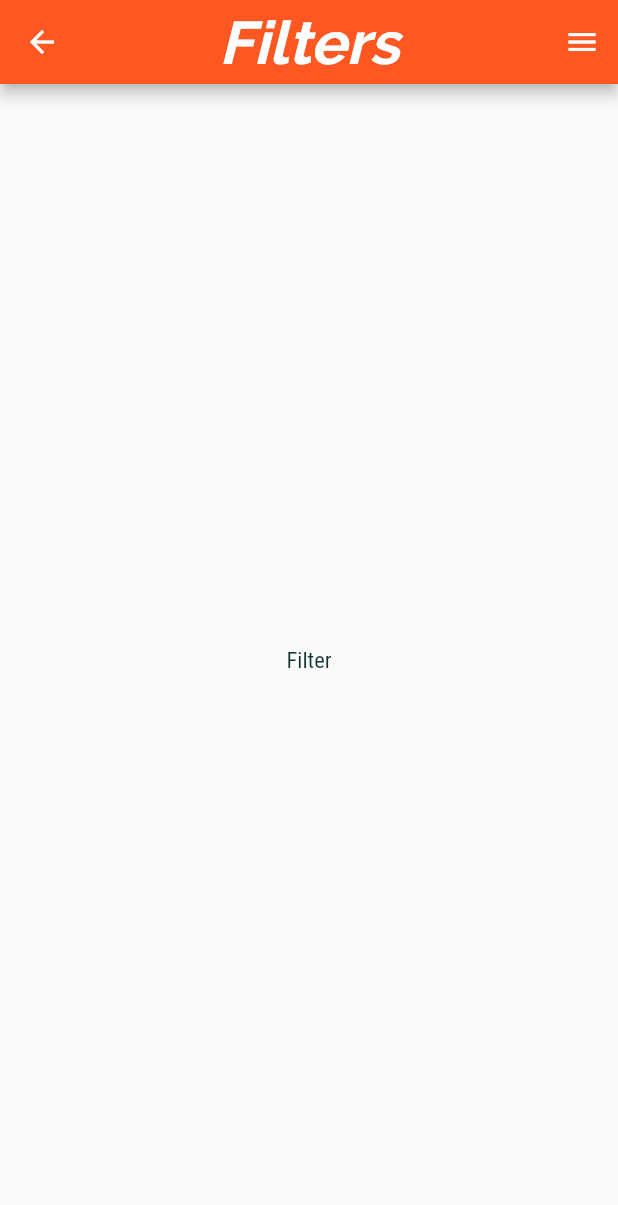
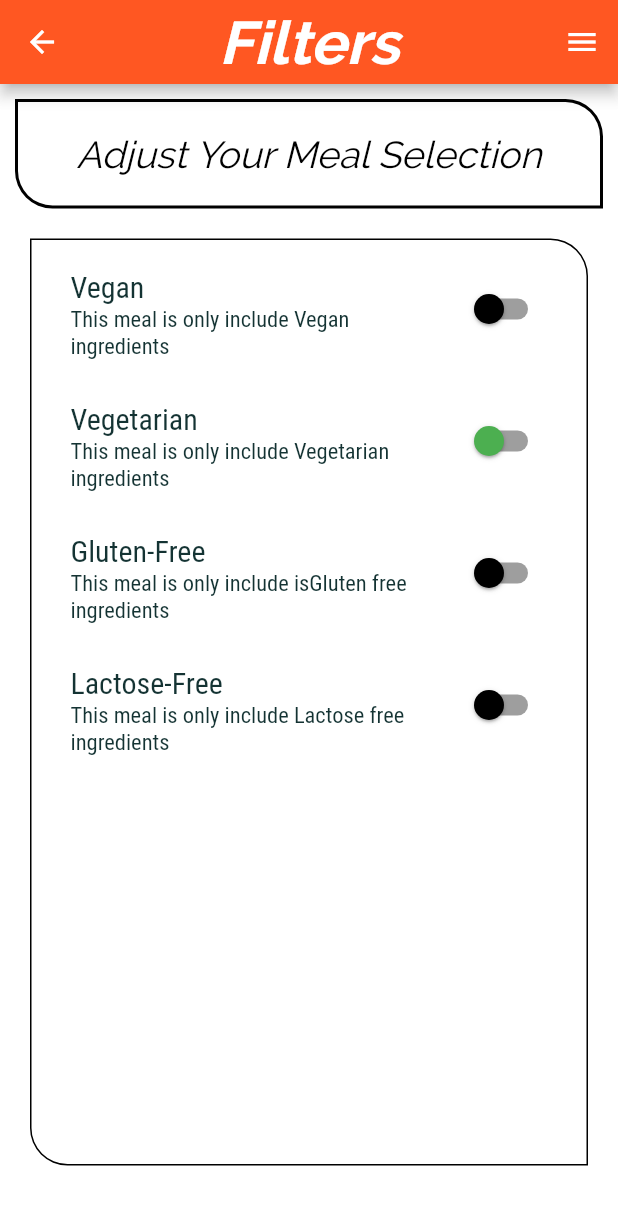
Before and after one commit to RishabhSaini619/up_003_MealsApp, a Flutter app: the FiltersScreen screen opened by its route, on a phone screen of 412 x 824 dp. Shown: the top 1205 px of the screen. Run offline on Flutter 3.47's test engine with Material 2 defaults, Android fonts, the phone set to English and light mode, and no system bars; missing offline and left inert: dart:ffi.

Commit message:
Adding Filter Switches

```diff
--- a/lib/main.dart
+++ b/lib/main.dart
@@ -70,21 +70,21 @@ class MyApp extends StatelessWidget {
             fontWeight: FontWeight.w500,
           ),
           titleSmall: TextStyle(
-            fontSize: 20,
+            fontSize: 25,
             fontFamily: 'Raleway',
             fontStyle: FontStyle.italic,
             fontWeight: FontWeight.w300,
           ),
           bodyLarge: TextStyle(
+            fontSize: 25,
+            color: Color.fromRGBO(20, 51, 51, 1),
+          ),
+          bodyMedium: TextStyle(
             fontSize: 20,
             color: Color.fromRGBO(20, 51, 51, 1),
           ),
-          bodyMedium: TextStyle(
+          bodySmall: TextStyle(
             fontSize: 15,
-            color: Color.fromRGBO(20, 51, 51, 1),
-          ),
-          bodySmall: TextStyle(
-            fontSize: 10,
             color: Color.fromRGBO(20, 51, 51, 1),
           ),
         ),
--- a/lib/screen/screen_category_meals.dart
+++ b/lib/screen/screen_category_meals.dart
@@ -17,7 +17,7 @@ class CategoryMealsScreen extends StatefulWidget {
 }
 
 class _CategoryMealsScreenState extends State<CategoryMealsScreen> {
-  String categoryMealsTitle;
+  String categoryMealTitle;
   List<Meal> displayMeals;
 
   @override
@@ -43,7 +43,8 @@ class _CategoryMealsScreenState extends State<CategoryMealsScreen> {
     return Scaffold(
       appBar: AppBar(
         title: Text(
-          "$categoryMealsTitle Dishes",
+          "Dishes",
+          // "$categoryMealTitle Dishes",
           style: Theme.of(context).textTheme.displayMedium,
         ),
         centerTitle: true,
--- a/lib/screen/screen_filter.dart
+++ b/lib/screen/screen_filter.dart
@@ -1,12 +1,52 @@
+import 'dart:ffi';
+
 import 'package:flutter/material.dart';
 import 'package:up_003_mealsapp/widgets/widget_drawer.dart';
 
-class FiltersScreen extends StatelessWidget {
+class FiltersScreen extends StatefulWidget {
   static const routeName = 'filters-screen';
 
   @override
+  State<FiltersScreen> createState() => _FiltersScreenState();
+}
+
+class _FiltersScreenState extends State<FiltersScreen> {
+  bool isGlutenFree = false;
+  bool isVegan = false;
+  bool isVegetarian = false;
+  bool isLactoseFree = false;
+
+  @override
   Widget build(BuildContext context) {
+    Widget SwitchListTileItem(
+      String SwitchListTileItemTitle,
+      String SwitchListTileItemSubtitle,
+      bool SwitchListTileItemBool,
+      Function SwitchListTileItemFunction,
+      Color activeColor,
+      Color inActiveColor,
+    ) {
+      return SwitchListTile(
+        isThreeLine: true,
+        activeColor: activeColor, //activeThumbColor
+        inactiveThumbColor: inActiveColor,
+        activeTrackColor: Colors.grey,
+        inactiveTrackColor: Colors.grey,
+        title: Text(
+          SwitchListTileItemTitle,
+          style: Theme.of(context).textTheme.bodyMedium,
+        ),
+        subtitle: Text(
+          'This meal is only include $SwitchListTileItemSubtitle ingredients',
+          style: Theme.of(context).textTheme.bodySmall,
+        ),
+        value: SwitchListTileItemBool,
+        onChanged: SwitchListTileItemFunction,
+      );
+    }
+
     return Scaffold(
+      backgroundColor: Colors.white54,
       appBar: AppBar(
         centerTitle: true,
         title: Text(
@@ -15,10 +55,98 @@ class FiltersScreen extends StatelessWidget {
         ),
       ),
       endDrawer: const MainDrawer(),
-      body: const Center(
-        child: Text(
-          'Filter',
-        ),
+      body: Column(
+        children: [
+          Container(
+            alignment: Alignment.center,
+            padding: const EdgeInsets.all(20),
+            margin: const EdgeInsets.fromLTRB(10, 10, 10, 00),
+            decoration: BoxDecoration(
+              color: Colors.white,
+              border: Border.all(color: Colors.black, width: 2),
+              shape: BoxShape.rectangle,
+              borderRadius: const BorderRadius.only(
+                topRight: Radius.circular(25),
+                bottomLeft: Radius.circular(25),
+              ),
+            ),
+            child: Text(
+              'Adjust Your Meal Selection',
+              style: Theme.of(context).textTheme.titleSmall,
+            ),
+          ),
+          Container(
+            height: MediaQuery.of(context).size.height * 0.75,
+            width: double.infinity,
+            margin: const EdgeInsets.fromLTRB(20, 20, 20, 20),
+            padding: const EdgeInsets.all(10),
+            decoration: BoxDecoration(
+              color: Colors.white,
+              border: Border.all(color: Colors.black, width: 1),
+              shape: BoxShape.rectangle,
+              borderRadius: const BorderRadius.only(
+                topRight: Radius.circular(25),
+                bottomLeft: Radius.circular(25),
+              ),
+            ),
+            child: ListView(
+              children: [
+                //Vegan
+                SwitchListTileItem(
+                  'Vegan',
+                  'Vegan',
+                  isVegan,
+                  (newValue) {
+                    setState(() {
+                      isVegan = newValue;
+                    });
+                  },
+                  Theme.of(context).colorScheme.primary,
+                  Theme.of(context).colorScheme.secondary,
+                ),
+                //isVegetarian
+                SwitchListTileItem(
+                  'Vegetarian',
+                  'Vegetarian',
+                  isVegetarian,
+                  (newValue) {
+                    setState(() {
+                      isVegetarian = newValue;
+                    });
+                  },
+                  Colors.red,
+                  Colors.green,
+                ),
+                //isGlutenFree
+                SwitchListTileItem(
+                  'Gluten-Free',
+                  'isGluten free',
+                  isGlutenFree,
+                  (newValue) {
+                    setState(() {
+                      isGlutenFree = newValue;
+                    });
+                  },
+                  Theme.of(context).colorScheme.primary,
+                  Theme.of(context).colorScheme.secondary,
+                ),
+                //isLactoseFree
+                SwitchListTileItem(
+                  'Lactose-Free',
+                  'Lactose free',
+                  isLactoseFree,
+                  (newValue) {
+                    setState(() {
+                      isLactoseFree = newValue;
+                    });
+                  },
+                  Theme.of(context).colorScheme.primary,
+                  Theme.of(context).colorScheme.secondary,
+                ),
+              ],
+            ),
+          ),
+        ],
       ),
     );
   }
--- a/lib/widgets/widget_meal_item.dart
+++ b/lib/widgets/widget_meal_item.dart
@@ -26,6 +26,7 @@ class MealItem extends StatelessWidget {
       MealDetailsScreen.routeName,
       arguments: {
         'id': id,
+        'title':title,
       },
     ).then((value) {
       if(value != null) {
```
